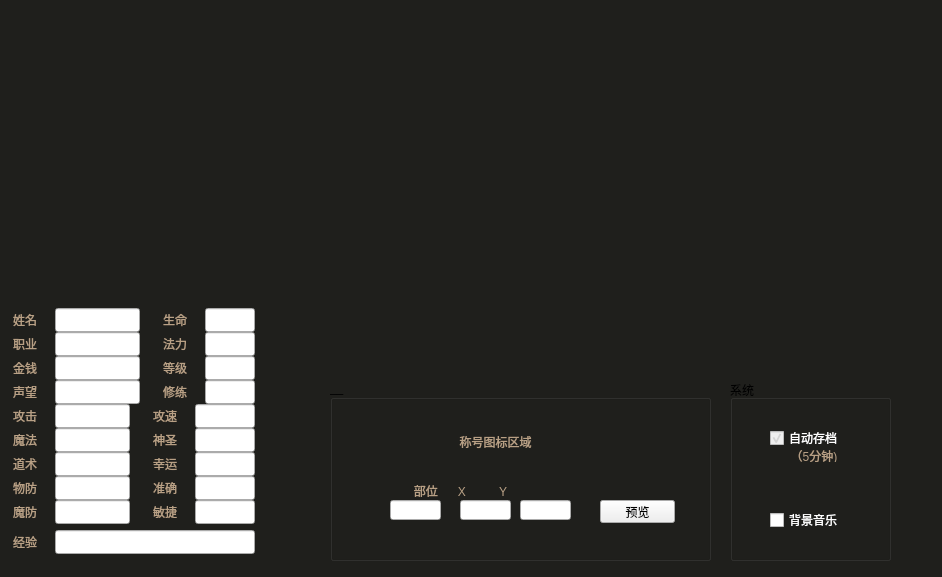
First picture: the form in code/mirror/role.ui, repository simon0xia/mirror, before the edit.
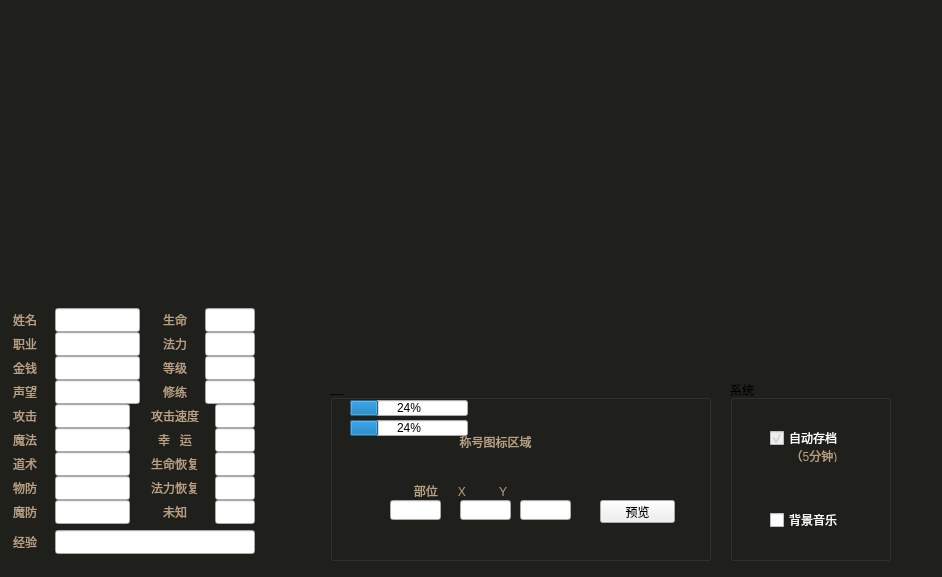
Second picture: the form after the edit. Icons and pictures are not drawn.

```diff
--- a/code/mirror/role.ui
+++ b/code/mirror/role.ui
@@ -97,7 +97,7 @@
     <rect>
      <x>150</x>
      <y>404</y>
-     <width>30</width>
+     <width>50</width>
      <height>24</height>
     </rect>
    </property>
@@ -105,7 +105,7 @@
     <string notr="true">color: rgb(184,160,133);</string>
    </property>
    <property name="text">
-    <string>攻速</string>
+    <string>攻击速度</string>
    </property>
    <property name="alignment">
     <set>Qt::AlignCenter</set>
@@ -292,9 +292,9 @@
   <widget class="QLineEdit" name="edit_role_scared">
    <property name="geometry">
     <rect>
-     <x>195</x>
-     <y>428</y>
-     <width>60</width>
+     <x>215</x>
+     <y>452</y>
+     <width>40</width>
      <height>24</height>
     </rect>
    </property>
@@ -326,9 +326,9 @@
   <widget class="QLineEdit" name="edit_role_interval">
    <property name="geometry">
     <rect>
-     <x>195</x>
+     <x>215</x>
      <y>404</y>
-     <width>60</width>
+     <width>40</width>
      <height>24</height>
     </rect>
    </property>
@@ -380,8 +380,8 @@
    <property name="geometry">
     <rect>
      <x>150</x>
-     <y>452</y>
-     <width>30</width>
+     <y>428</y>
+     <width>50</width>
      <height>24</height>
     </rect>
    </property>
@@ -389,7 +389,7 @@
     <string notr="true">color: rgb(184,160,133);</string>
    </property>
    <property name="text">
-    <string>幸运</string>
+    <string>幸   运</string>
    </property>
    <property name="alignment">
     <set>Qt::AlignCenter</set>
@@ -398,9 +398,9 @@
   <widget class="QLineEdit" name="edit_role_luck">
    <property name="geometry">
     <rect>
-     <x>195</x>
-     <y>452</y>
-     <width>60</width>
+     <x>215</x>
+     <y>428</y>
+     <width>40</width>
      <height>24</height>
     </rect>
    </property>
@@ -833,8 +833,8 @@
   <widget class="QLabel" name="label_42">
    <property name="geometry">
     <rect>
-     <x>180</x>
-     <y>452</y>
+     <x>200</x>
+     <y>428</y>
      <width>15</width>
      <height>24</height>
     </rect>
@@ -988,7 +988,7 @@
    <property name="geometry">
     <rect>
      <x>255</x>
-     <y>452</y>
+     <y>428</y>
      <width>15</width>
      <height>24</height>
     </rect>
@@ -1098,7 +1098,7 @@
    <property name="geometry">
     <rect>
      <x>255</x>
-     <y>428</y>
+     <y>452</y>
      <width>15</width>
      <height>24</height>
     </rect>
@@ -1163,7 +1163,7 @@
   <widget class="QLabel" name="label_64">
    <property name="geometry">
     <rect>
-     <x>180</x>
+     <x>200</x>
      <y>404</y>
      <width>15</width>
      <height>24</height>
@@ -1185,8 +1185,8 @@
   <widget class="QLabel" name="label_69">
    <property name="geometry">
     <rect>
-     <x>180</x>
-     <y>428</y>
+     <x>200</x>
+     <y>452</y>
      <width>15</width>
      <height>24</height>
     </rect>
@@ -1319,6 +1319,32 @@
 } </string>
     </property>
    </widget>
+   <widget class="QProgressBar" name="progressBar_role_hp">
+    <property name="geometry">
+     <rect>
+      <x>20</x>
+      <y>20</y>
+      <width>118</width>
+      <height>16</height>
+     </rect>
+    </property>
+    <property name="value">
+     <number>24</number>
+    </property>
+   </widget>
+   <widget class="QProgressBar" name="progressBar_role_mp">
+    <property name="geometry">
+     <rect>
+      <x>20</x>
+      <y>40</y>
+      <width>118</width>
+      <height>16</height>
+     </rect>
+    </property>
+    <property name="value">
+     <number>24</number>
+    </property>
+   </widget>
   </widget>
   <widget class="QGroupBox" name="groupBox_2">
    <property name="geometry">
@@ -1820,9 +1846,9 @@
   <widget class="QLineEdit" name="edit_role_acc">
    <property name="geometry">
     <rect>
-     <x>195</x>
+     <x>215</x>
      <y>476</y>
-     <width>60</width>
+     <width>40</width>
      <height>24</height>
     </rect>
    </property>
@@ -1839,7 +1865,7 @@
     <rect>
      <x>150</x>
      <y>476</y>
-     <width>30</width>
+     <width>50</width>
      <height>24</height>
     </rect>
    </property>
@@ -1847,7 +1873,7 @@
     <string notr="true">color: rgb(184,160,133);</string>
    </property>
    <property name="text">
-    <string>准确</string>
+    <string>法力恢复</string>
    </property>
    <property name="alignment">
     <set>Qt::AlignCenter</set>
@@ -1857,8 +1883,8 @@
    <property name="geometry">
     <rect>
      <x>150</x>
-     <y>428</y>
-     <width>30</width>
+     <y>452</y>
+     <width>50</width>
      <height>24</height>
     </rect>
    </property>
@@ -1866,7 +1892,7 @@
     <string notr="true">color: rgb(184,160,133);</string>
    </property>
    <property name="text">
-    <string>神圣</string>
+    <string>生命恢复</string>
    </property>
    <property name="alignment">
     <set>Qt::AlignCenter</set>
@@ -1875,7 +1901,7 @@
   <widget class="QLabel" name="label_73">
    <property name="geometry">
     <rect>
-     <x>180</x>
+     <x>200</x>
      <y>476</y>
      <width>15</width>
      <height>24</height>
@@ -2090,7 +2116,7 @@
     <rect>
      <x>150</x>
      <y>500</y>
-     <width>30</width>
+     <width>50</width>
      <height>24</height>
     </rect>
    </property>
@@ -2098,7 +2124,7 @@
     <string notr="true">color: rgb(184,160,133);</string>
    </property>
    <property name="text">
-    <string>敏捷</string>
+    <string>未知</string>
    </property>
    <property name="alignment">
     <set>Qt::AlignCenter</set>
@@ -2129,9 +2155,9 @@
   <widget class="QLineEdit" name="edit_role_agi">
    <property name="geometry">
     <rect>
-     <x>195</x>
+     <x>215</x>
      <y>500</y>
-     <width>60</width>
+     <width>40</width>
      <height>24</height>
     </rect>
    </property>
@@ -2139,6 +2165,9 @@
     <string notr="true">border-image: url(:/mirror/Resources/edit1_2.png);
 color: rgb(255, 255, 255);</string>
    </property>
+   <property name="text">
+    <string>未知</string>
+   </property>
    <property name="readOnly">
     <bool>true</bool>
    </property>
@@ -2146,7 +2175,7 @@
   <widget class="QLabel" name="label_80">
    <property name="geometry">
     <rect>
-     <x>180</x>
+     <x>200</x>
      <y>500</y>
      <width>15</width>
      <height>24</height>
```
Left out of the diff: 12 changed lines with no effect on the pictures.
